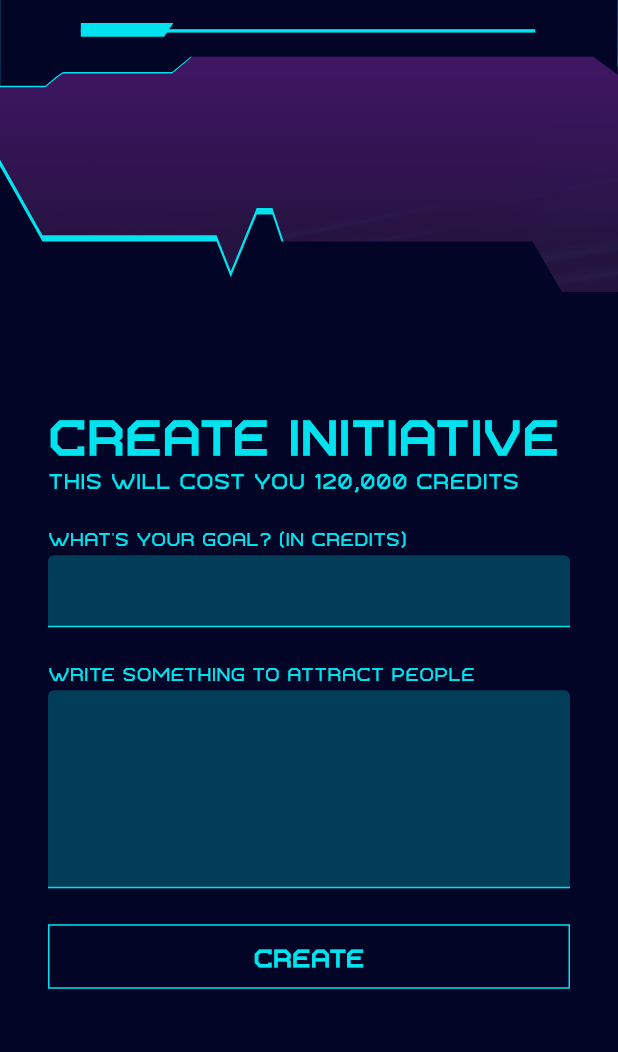
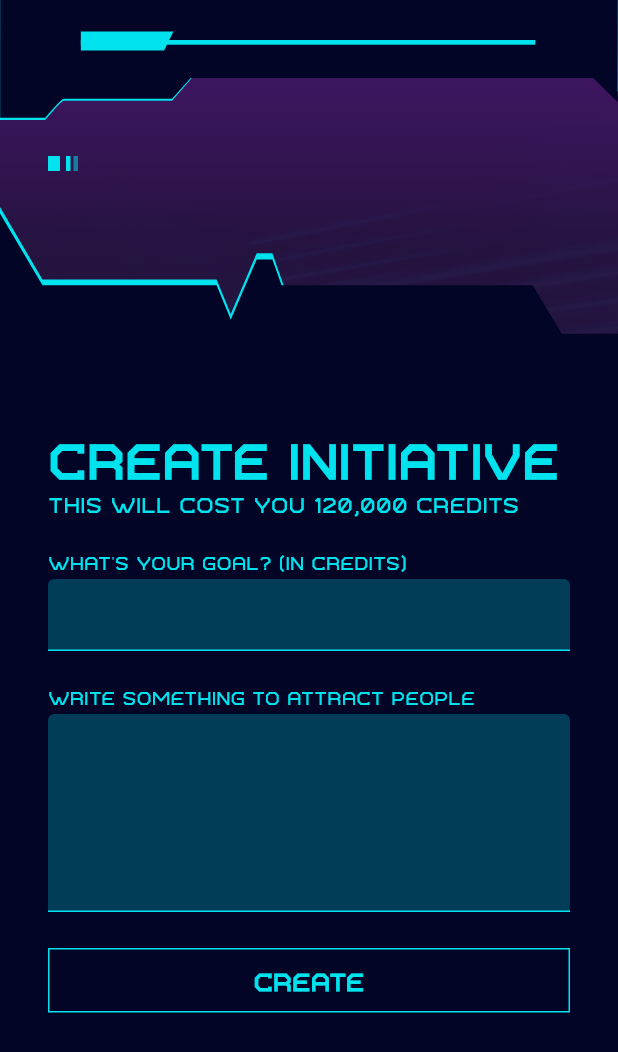
Before and after one commit to PixelaGt/engage, a Flutter app: the CreateInitiativeScreen screen opened directly, on a phone screen of 412 x 824 dp. Shown: the top 1052 px of the screen. Run offline on Flutter 3.47's test engine with Material 2 defaults, Android fonts, the phone set to English and light mode, and no system bars; our stand-ins replace cloud_firestore, datetime_picker_formfield, firebase_auth, freezed_annotation, google_sign_in, websafe_svg; accounts and stored records are empty; generated files the repository leaves out were written again.

Commit message:
Screens are almost ready

```diff
--- a/lib/src/data/initiative.dart
+++ b/lib/src/data/initiative.dart
@@ -10,6 +10,7 @@ abstract class Initiative with _$Initiative {
       {@Default(0) int support,
       @Default([]) List<String> supporters,
       @required String description,
+      @required String ownerId,
       @required int goal,
       String id,
       String name}) = _Initiative;
--- /dev/null
+++ b/lib/src/data/transfer.dart
@@ -0,0 +1,17 @@
+import 'package:flutter/foundation.dart';
+import 'package:freezed_annotation/freezed_annotation.dart';
+
+part 'transfer.freezed.dart';
+part 'transfer.g.dart';
+
+@freezed
+abstract class Transfer with _$Transfer {
+  const factory Transfer(
+      {@required String initiativeId,
+      @required String initiativeName,
+      @required String profileId,
+      @required int credits}) = _Transfer;
+
+  factory Transfer.fromJson(Map<String, dynamic> json) =>
+      _$TransferFromJson(json);
+}
--- a/lib/src/ui/screens/create_initiative.dart
+++ b/lib/src/ui/screens/create_initiative.dart
@@ -1,5 +1,6 @@
 import 'package:engage/src/data/initiative.dart';
 import 'package:engage/src/ui/widgets/common/cyber_decoration.dart';
+import 'package:engage/src/ui/widgets/common/cyber_things.dart';
 import 'package:engage/src/ui/widgets/common/square_button.dart';
 import 'package:engage/src/ui/widgets/home/home_base.dart';
 import 'package:engage/src/ui/widgets/register/register_form.dart';
@@ -27,10 +28,16 @@ class _CreateInitiativeScreenState extends State<CreateInitiativeScreen> {
       Scaffold(
         backgroundColor: Colors.transparent,
         body: Column(
+          crossAxisAlignment: CrossAxisAlignment.start,
           children: [
             WebsafeSvg.asset('assets/svg/header-decoration.svg',
-                fit: BoxFit.fill, width: context.width),
-            SizedBox(height: 48.0),
+                fit: BoxFit.fill, height: 80.0),
+            SizedBox(height: 24.0),
+            Padding(
+              padding: const EdgeInsets.only(left: 32.0),
+              child: CyberThings(),
+            ),
+            SizedBox(height: 24.0),
             Expanded(
                 child: Container(
               child: Stack(
@@ -73,7 +80,8 @@ class _CreateInitiativeScreenState extends State<CreateInitiativeScreen> {
                             TextFormField(
                               decoration: cyberFieldDecoration,
                               keyboardType: TextInputType.number,
-                            onChanged: (value) => setState(() => _goal = value),
+                              onChanged: (value) =>
+                                  setState(() => _goal = value),
                               style: TextStyle(
                                 color: Color(0xffDC31E4),
                                 fontFamily: 'Bios',
@@ -107,7 +115,8 @@ class _CreateInitiativeScreenState extends State<CreateInitiativeScreen> {
                           ],
                         ),
                       ),
-                  ))
+                    ),
+                  )
                 ],
               ),
             ))
@@ -119,11 +128,13 @@ class _CreateInitiativeScreenState extends State<CreateInitiativeScreen> {
 
   void _createInitiative() async {
     if (_formKey.currentState.validate()) {
-      final initiative =
-          Initiative(description: _description, goal: int.parse(_goal));
       final profile = await context.store
           .getProfile((await context.auth.currentUser()).uid);
       if (profile.units >= 120000) {
+        final initiative = Initiative(
+            description: _description,
+            goal: int.parse(_goal),
+            ownerId: profile.id);
         final result =
             await context.store.createInitiative(initiative, profile);
         if (result) {
--- /dev/null
+++ b/lib/src/ui/widgets/common/cyber_things.dart
@@ -0,0 +1,31 @@
+import 'package:flutter/material.dart';
+
+class CyberThings extends StatelessWidget {
+  const CyberThings({Key key}) : super(key: key);
+
+  @override
+  Widget build(BuildContext context) {
+    return Row(
+      mainAxisSize: MainAxisSize.min,
+      children: [
+        Container(
+          width: 8.0,
+          height: 10.0,
+          color: Color(0xff00e3ee),
+        ),
+        SizedBox(width: 4.0),
+        Container(
+          width: 3.0,
+          height: 10.0,
+          color: Color(0xff00e3ee),
+        ),
+        SizedBox(width: 2.0),
+        Container(
+          width: 3.0,
+          height: 10.0,
+          color: Color(0xff00e3ee).withOpacity(0.5),
+        ),
+      ],
+    );
+  }
+}
```
Also changed, not shown: lib/src/services/firestore.dart (+25 -5 lines), lib/src/ui/screens/credits.dart (+22 -12 lines), lib/src/ui/screens/home.dart (+2 -5 lines), lib/src/ui/screens/initiatives.dart (+14 -8 lines), lib/src/ui/screens/mine.dart (+4 -3 lines), lib/src/ui/screens/splash.dart (+26 -5 lines), lib/src/ui/screens/support_initiative.dart (+27 -5 lines), lib/src/ui/widgets/common/cyber_transfer.dart (added, +45 -0 lines), lib/src/ui/widgets/home/home_navigation.dart (+16 -2 lines), lib/src/ui/widgets/home/navigation_item.dart (+6 -2 lines), lib/src/data/initiative.freezed.dart, lib/src/data/initiative.g.dart, lib/src/data/transfer.freezed.dart (added), lib/src/data/transfer.g.dart (added). Lines whose indentation alone changed are shown as unchanged.
